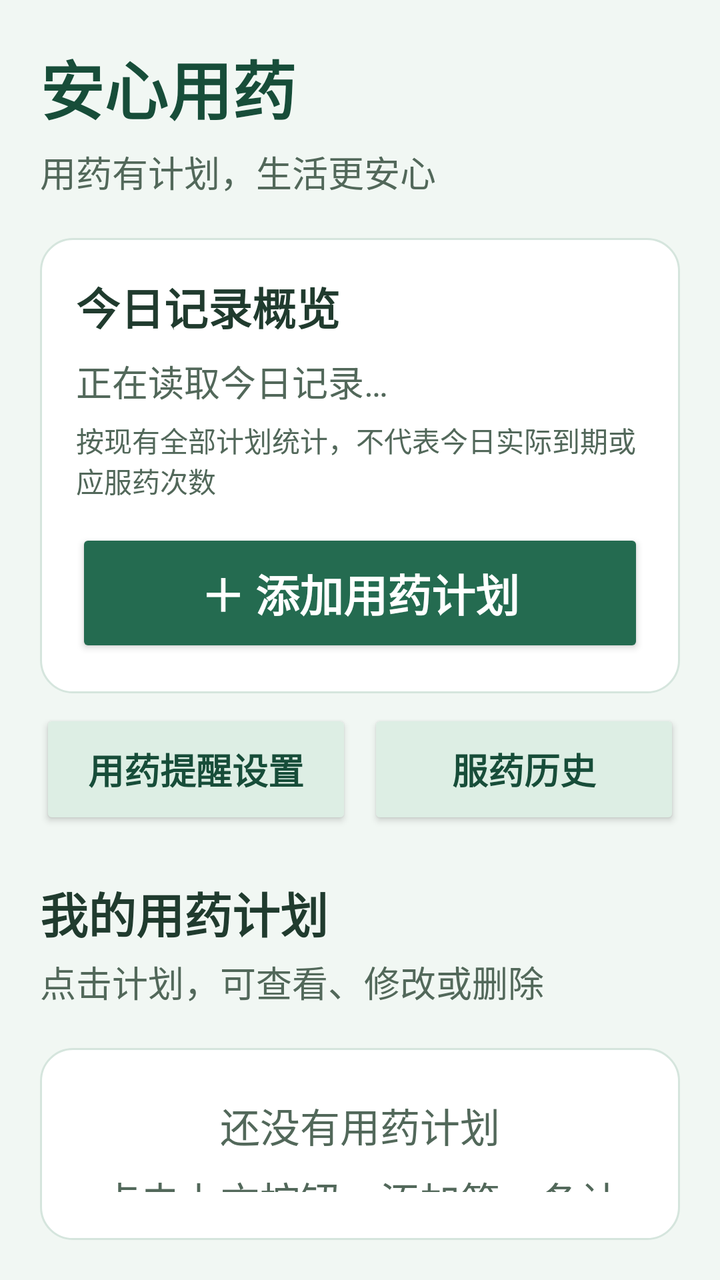
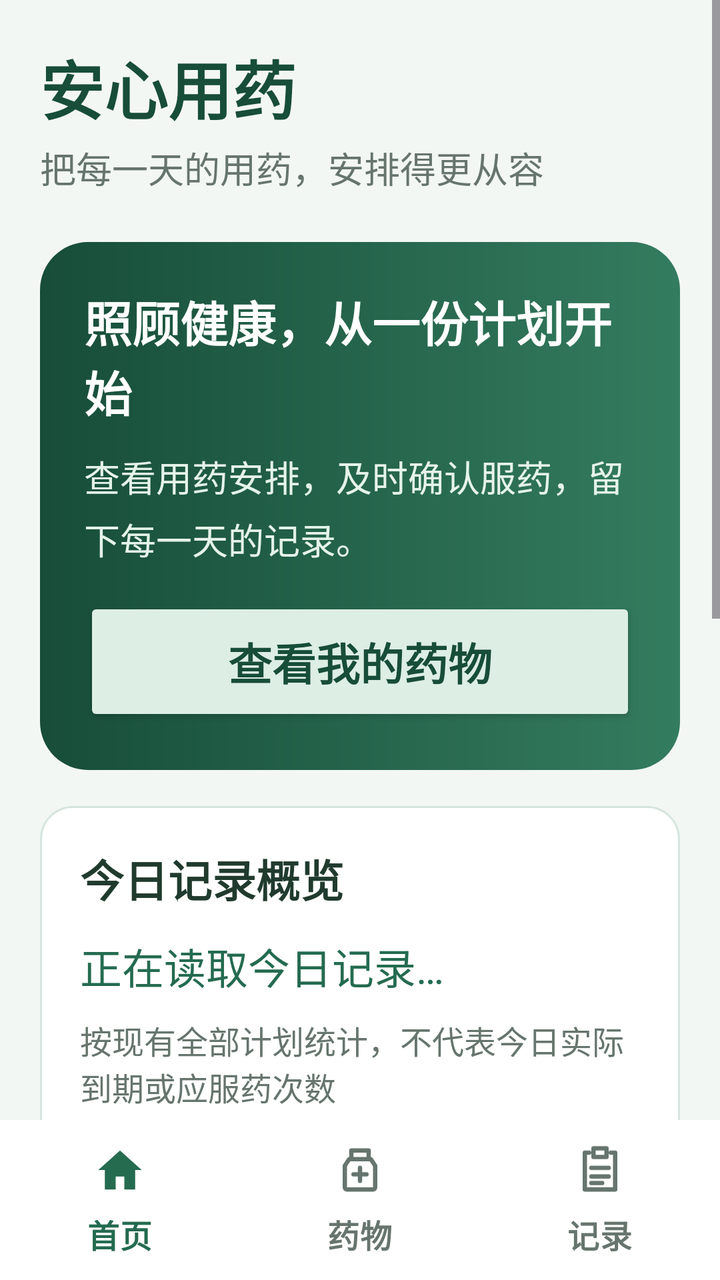

An Android layout rendered at two revisions. The XML below is the earlier revision; the diff shows what the commit changed to produce the second picture.
<!-- AndroidManifest.xml: application theme Theme.MedicineReminder -->
<!-- res/layout/activity_main.xml -->
<?xml version="1.0" encoding="utf-8"?>
<LinearLayout xmlns:android="http://schemas.android.com/apk/res/android"
    android:id="@+id/main"
    android:layout_width="match_parent"
    android:layout_height="match_parent"
    android:orientation="vertical"
    android:background="#F1F7F3">

    <LinearLayout
        android:layout_width="match_parent"
        android:layout_height="match_parent"
        android:orientation="vertical"
        android:padding="20dp">

        <TextView
            android:layout_width="match_parent"
            android:layout_height="wrap_content"
            android:text="安心用药"
            android:textSize="32sp"
            android:textStyle="bold"
            android:textColor="#174D39" />

        <TextView
            android:layout_width="match_parent"
            android:layout_height="wrap_content"
            android:layout_marginTop="6dp"
            android:text="用药有计划，生活更安心"
            android:textSize="18sp"
            android:textColor="#52685A" />

        <LinearLayout
            android:layout_width="match_parent"
            android:layout_height="wrap_content"
            android:layout_marginTop="20dp"
            android:orientation="vertical"
            android:padding="18dp"
            android:background="@drawable/bg_medicine_card">

            <TextView
                android:layout_width="match_parent"
                android:layout_height="wrap_content"
                android:text="@string/overview_title"
                android:textSize="22sp"
                android:textStyle="bold"
                android:textColor="#203B2E" />

            <TextView
                android:layout_width="match_parent"
                android:layout_height="wrap_content"
                android:layout_marginTop="8dp"
                android:id="@+id/tvTodayOverview"
                android:text="@string/overview_loading"
                android:textSize="18sp"
                android:lineSpacingExtra="4dp"
                android:textColor="#52685A" />

            <TextView
                android:layout_width="match_parent"
                android:layout_height="wrap_content"
                android:layout_marginTop="6dp"
                android:text="@string/overview_help"
                android:textSize="14sp"
                android:textColor="#52685A" />

            <Button
                android:id="@+id/btnAddMedicine"
                style="@style/MedicinePrimaryButton"
                android:layout_width="match_parent"
                android:layout_height="wrap_content"
                android:layout_marginTop="14dp"
                android:text="＋ 添加用药计划" />

        </LinearLayout>

        <LinearLayout
            android:layout_width="match_parent"
            android:layout_height="wrap_content"
            android:orientation="horizontal"
            android:layout_marginTop="8dp">
            <Button
                android:id="@+id/btnReminderSettings"
                style="@style/MedicineSecondaryButton"
                android:layout_width="0dp"
                android:layout_weight="1"
                android:layout_height="wrap_content"
                android:textSize="18sp"
                android:text="@string/reminder_settings_title" />
            <Button
                android:id="@+id/btnHistory"
                style="@style/MedicineSecondaryButton"
                android:layout_width="0dp"
                android:layout_weight="1"
                android:layout_height="wrap_content"
                android:layout_marginStart="8dp"
                android:textSize="18sp"
                android:text="@string/history_title" />
        </LinearLayout>

        <TextView
            android:layout_width="match_parent"
            android:layout_height="wrap_content"
            android:layout_marginTop="24dp"
            android:text="我的用药计划"
            android:textSize="24sp"
            android:textStyle="bold"
            android:textColor="#203B2E" />

        <TextView
            android:layout_width="match_parent"
            android:layout_height="wrap_content"
            android:layout_marginTop="4dp"
            android:text="点击计划，可查看、修改或删除"
            android:textSize="18sp"
            android:textColor="#52685A" />

        <TextView
            android:id="@+id/tvEmpty"
            android:layout_width="match_parent"
            android:layout_height="wrap_content"
            android:layout_marginTop="20dp"
            android:padding="24dp"
            android:gravity="center"
            android:background="@drawable/bg_medicine_card"
            android:text="还没有用药计划\n点击上方按钮，添加第一条计划"
            android:textSize="20sp"
            android:lineSpacingExtra="8dp"
            android:textColor="#52685A" />

        <ListView
            android:id="@+id/lvMedicine"
            android:layout_width="match_parent"
            android:layout_height="0dp"
            android:layout_weight="1"
            android:layout_marginTop="16dp"
            android:divider="@android:color/transparent"
            android:dividerHeight="12dp"
            android:clipToPadding="false"
            android:paddingBottom="16dp" />

    </LinearLayout>
</LinearLayout>
<!-- resources referenced by this layout -->
<resources>
  <!-- drawable bg_medicine_card (drawable) -->
  <?xml version="1.0" encoding="utf-8"?>
  <shape xmlns:android="http://schemas.android.com/apk/res/android"
      android:shape="rectangle">
  
      <solid android:color="#FFFFFF" />
  
      <corners android:radius="16dp" />
  
      <stroke
          android:width="1dp"
          android:color="#D5E5DD" />
  
  </shape>
  <string name="history_title">服药历史</string>
  <string name="overview_help">按现有全部计划统计，不代表今日实际到期或应服药次数</string>
  <string name="overview_loading">正在读取今日记录…</string>
  <string name="overview_title">今日记录概览</string>
  <string name="reminder_settings_title">用药提醒设置</string>
  <style name="MedicinePrimaryButton" parent="Widget.AppCompat.Button">
          <item name="android:textSize">22sp</item>
          <item name="android:textStyle">bold</item>
          <item name="android:textColor">#FFFFFF</item>
          <item name="android:textAllCaps">false</item>
          <item name="android:minHeight">60dp</item>
          <item name="android:padding">12dp</item>
          <item name="backgroundTint">#246B50</item>
          <item name="android:backgroundTint">#246B50</item>
      </style>
  <style name="MedicineSecondaryButton" parent="MedicinePrimaryButton">
          <item name="android:textColor">#174D39</item>
          <item name="backgroundTint">#DDEEE4</item>
          <item name="android:backgroundTint">#DDEEE4</item>
      </style>
  <style name="Theme.MedicineReminder" parent="Base.Theme.MedicineReminder" />
  <style name="Base.Theme.MedicineReminder" parent="Theme.Material3.DayNight.NoActionBar">
          
          
      </style>
</resources>

<!-- the commit's change to res/layout/activity_main.xml (unified diff, before → after) -->
@@ -1,141 +1,46 @@
-<?xml version="1.0" encoding="utf-8"?>
-<LinearLayout xmlns:android="http://schemas.android.com/apk/res/android"
-    android:id="@+id/main"
-    android:layout_width="match_parent"
-    android:layout_height="match_parent"
-    android:orientation="vertical"
-    android:background="#F1F7F3">
-
-    <LinearLayout
-        android:layout_width="match_parent"
-        android:layout_height="match_parent"
-        android:orientation="vertical"
-        android:padding="20dp">
-
-        <TextView
-            android:layout_width="match_parent"
-            android:layout_height="wrap_content"
-            android:text="安心用药"
-            android:textSize="32sp"
-            android:textStyle="bold"
-            android:textColor="#174D39" />
-
-        <TextView
-            android:layout_width="match_parent"
-            android:layout_height="wrap_content"
-            android:layout_marginTop="6dp"
-            android:text="用药有计划，生活更安心"
-            android:textSize="18sp"
-            android:textColor="#52685A" />
-
-        <LinearLayout
-            android:layout_width="match_parent"
-            android:layout_height="wrap_content"
-            android:layout_marginTop="20dp"
-            android:orientation="vertical"
-            android:padding="18dp"
-            android:background="@drawable/bg_medicine_card">
-
-            <TextView
-                android:layout_width="match_parent"
-                android:layout_height="wrap_content"
-                android:text="@string/overview_title"
-                android:textSize="22sp"
-                android:textStyle="bold"
-                android:textColor="#203B2E" />
-
-            <TextView
-                android:layout_width="match_parent"
-                android:layout_height="wrap_content"
-                android:layout_marginTop="8dp"
-                android:id="@+id/tvTodayOverview"
-                android:text="@string/overview_loading"
-                android:textSize="18sp"
-                android:lineSpacingExtra="4dp"
-                android:textColor="#52685A" />
-
-            <TextView
-                android:layout_width="match_parent"
-                android:layout_height="wrap_content"
-                android:layout_marginTop="6dp"
-                android:text="@string/overview_help"
-                android:textSize="14sp"
-                android:textColor="#52685A" />
-
-            <Button
-                android:id="@+id/btnAddMedicine"
-                style="@style/MedicinePrimaryButton"
-                android:layout_width="match_parent"
-                android:layout_height="wrap_content"
-                android:layout_marginTop="14dp"
-                android:text="＋ 添加用药计划" />
-
+<LinearLayout xmlns:android="http://schemas.android.com/apk/res/android" android:id="@+id/main" android:layout_width="match_parent" android:layout_height="match_parent" android:orientation="vertical" android:background="#F3F7F4">
+  <FrameLayout android:layout_width="match_parent" android:layout_height="0dp" android:layout_weight="1">
+    <ScrollView android:id="@+id/pageHome" android:layout_width="match_parent" android:layout_height="match_parent" android:fillViewport="true" android:clipToPadding="false">
+      <LinearLayout android:layout_width="match_parent" android:layout_height="wrap_content" android:orientation="vertical" android:padding="20dp">
+        <TextView android:layout_width="match_parent" android:layout_height="wrap_content" android:text="@string/home_brand" android:textSize="32sp" android:textColor="#174D39" android:textStyle="bold" />
+        <TextView android:layout_width="match_parent" android:layout_height="wrap_content" android:text="@string/home_subtitle" android:textSize="18sp" android:textColor="#66756D" android:layout_marginTop="4dp" />
+        <LinearLayout android:layout_width="match_parent" android:layout_height="wrap_content" android:orientation="vertical" android:layout_marginTop="24dp" android:padding="22dp" android:background="@drawable/bg_home_hero">
+          <TextView android:layout_width="match_parent" android:layout_height="wrap_content" android:text="@string/home_hero_title" android:textSize="24sp" android:textColor="#FFFFFF" android:textStyle="bold" />
+          <TextView android:layout_width="match_parent" android:layout_height="wrap_content" android:text="@string/home_hero_body" android:textSize="18sp" android:textColor="#E5F3E9" android:layout_marginTop="12dp" android:lineSpacingExtra="5dp" />
+          <Button android:id="@+id/btnOpenMedicines" android:layout_width="match_parent" android:layout_height="wrap_content" android:text="@string/home_open_medicines" android:layout_marginTop="16dp" style="@style/MedicineSecondaryButton" />
         </LinearLayout>
-
-        <LinearLayout
-            android:layout_width="match_parent"
-            android:layout_height="wrap_content"
-            android:orientation="horizontal"
-            android:layout_marginTop="8dp">
-            <Button
-                android:id="@+id/btnReminderSettings"
-                style="@style/MedicineSecondaryButton"
-                android:layout_width="0dp"
-                android:layout_weight="1"
-                android:layout_height="wrap_content"
-                android:textSize="18sp"
-                android:text="@string/reminder_settings_title" />
-            <Button
-                android:id="@+id/btnHistory"
-                style="@style/MedicineSecondaryButton"
-                android:layout_width="0dp"
-                android:layout_weight="1"
-                android:layout_height="wrap_content"
-                android:layout_marginStart="8dp"
-                android:textSize="18sp"
-                android:text="@string/history_title" />
+        <LinearLayout android:layout_width="match_parent" android:layout_height="wrap_content" android:orientation="vertical" android:layout_marginTop="18dp" android:padding="20dp" android:background="@drawable/bg_medicine_card">
+          <TextView android:layout_width="match_parent" android:layout_height="wrap_content" android:text="@string/overview_title" android:textSize="22sp" android:textColor="#203B2E" android:textStyle="bold" />
+          <TextView android:layout_width="match_parent" android:layout_height="wrap_content" android:text="@string/overview_loading" android:textSize="21sp" android:textColor="#246B50" android:id="@+id/tvTodayOverview" android:layout_marginTop="12dp" android:lineSpacingExtra="7dp" android:accessibilityLiveRegion="polite" />
+          <TextView android:layout_width="match_parent" android:layout_height="wrap_content" android:text="@string/overview_help" android:textSize="16sp" android:textColor="#66756D" android:layout_marginTop="10dp" />
         </LinearLayout>
-
-        <TextView
-            android:layout_width="match_parent"
-            android:layout_height="wrap_content"
-            android:layout_marginTop="24dp"
-            android:text="我的用药计划"
-            android:textSize="24sp"
-            android:textStyle="bold"
-            android:textColor="#203B2E" />
-
-        <TextView
-            android:layout_width="match_parent"
-            android:layout_height="wrap_content"
-            android:layout_marginTop="4dp"
-            android:text="点击计划，可查看、修改或删除"
-            android:textSize="18sp"
-            android:textColor="#52685A" />
-
-        <TextView
-            android:id="@+id/tvEmpty"
-            android:layout_width="match_parent"
-            android:layout_height="wrap_content"
-            android:layout_marginTop="20dp"
-            android:padding="24dp"
-            android:gravity="center"
-            android:background="@drawable/bg_medicine_card"
-            android:text="还没有用药计划\n点击上方按钮，添加第一条计划"
-            android:textSize="20sp"
-            android:lineSpacingExtra="8dp"
-            android:textColor="#52685A" />
-
-        <ListView
-            android:id="@+id/lvMedicine"
-            android:layout_width="match_parent"
-            android:layout_height="0dp"
-            android:layout_weight="1"
-            android:layout_marginTop="16dp"
-            android:divider="@android:color/transparent"
-            android:dividerHeight="12dp"
-            android:clipToPadding="false"
-            android:paddingBottom="16dp" />
-
+        <TextView android:layout_width="match_parent" android:layout_height="wrap_content" android:text="@string/home_quick_title" android:textSize="23sp" android:textColor="#203B2E" android:layout_marginTop="24dp" android:textStyle="bold" />
+        <Button android:id="@+id/btnHomeAddMedicine" android:layout_width="match_parent" android:layout_height="wrap_content" android:text="@string/home_add_plan" android:layout_marginTop="10dp" style="@style/MedicinePrimaryButton" />
+        <Button android:id="@+id/btnReminderSettings" android:layout_width="match_parent" android:layout_height="wrap_content" android:text="@string/reminder_settings_title" style="@style/MedicineSecondaryButton" />
+        <Button android:id="@+id/btnHistory" android:layout_width="match_parent" android:layout_height="wrap_content" android:text="@string/history_title" style="@style/MedicineSecondaryButton" />
+        <TextView android:layout_width="match_parent" android:layout_height="wrap_content" android:text="@string/home_tip_title" android:textSize="20sp" android:textColor="#203B2E" android:layout_marginTop="22dp" android:textStyle="bold" />
+        <TextView android:layout_width="match_parent" android:layout_height="wrap_content" android:text="@string/home_tip_body" android:textSize="18sp" android:textColor="#66756D" android:layout_marginTop="8dp" android:layout_marginBottom="12dp" android:lineSpacingExtra="4dp" />
+      </LinearLayout>
+    </ScrollView>
+    <LinearLayout android:id="@+id/pageMedicines" android:layout_width="match_parent" android:layout_height="match_parent" android:orientation="vertical" android:padding="20dp" android:visibility="gone">
+      <TextView android:layout_width="match_parent" android:layout_height="wrap_content" android:text="@string/medicine_page_title" android:textSize="30sp" android:textColor="#174D39" android:textStyle="bold" />
+      <TextView android:layout_width="match_parent" android:layout_height="wrap_content" android:text="@string/medicine_page_subtitle" android:textSize="18sp" android:textColor="#66756D" android:layout_marginTop="4dp" />
+      <Button android:id="@+id/btnAddMedicine" android:layout_width="match_parent" android:layout_height="wrap_content" android:text="@string/home_add_plan" android:layout_marginTop="18dp" style="@style/MedicinePrimaryButton" />
+      <TextView android:layout_width="match_parent" android:layout_height="wrap_content" android:text="@string/medicine_page_hint" android:textSize="17sp" android:textColor="#66756D" android:layout_marginTop="8dp" />
+      <FrameLayout android:layout_width="match_parent" android:layout_height="0dp" android:layout_weight="1" android:layout_marginTop="16dp">
+        <ListView android:id="@+id/lvMedicine" android:layout_width="match_parent" android:layout_height="match_parent" android:divider="@android:color/transparent" android:dividerHeight="12dp" android:clipToPadding="false" android:paddingBottom="12dp" />
+        <TextView android:layout_width="match_parent" android:layout_height="wrap_content" android:text="@string/medicine_empty_body" android:textSize="20sp" android:textColor="#66756D" android:id="@+id/tvEmpty" android:background="@drawable/bg_medicine_card" android:padding="24dp" android:gravity="center" android:lineSpacingExtra="6dp" />
+      </FrameLayout>
     </LinearLayout>
+  </FrameLayout>
+  <include layout="@layout/view_bottom_navigation" />
 </LinearLayout>
+<!-- res/layout/view_bottom_navigation.xml (included above) -->
+<com.google.android.material.bottomnavigation.BottomNavigationView
+xmlns:android="http://schemas.android.com/apk/res/android" xmlns:app="http://schemas.android.com/apk/res-auto"
+android:id="@+id/bottomNavigation" android:layout_width="match_parent" android:layout_height="wrap_content"
+android:minHeight="80dp" android:background="#FFFFFF" android:elevation="8dp"
+app:menu="@menu/menu_bottom_navigation" app:labelVisibilityMode="labeled" app:itemHorizontalTranslationEnabled="false"
+app:itemIconSize="26dp" app:itemIconTint="@color/navigation_item_color" app:itemTextColor="@color/navigation_item_color"
+app:itemTextAppearanceActive="@style/MedicineNavigationLabel" app:itemTextAppearanceInactive="@style/MedicineNavigationLabel"
+app:itemRippleColor="#DDEEE4" />
<!-- resource entries referenced after the edit -->
@@ -1,5 +1,8 @@
 <!-- resources referenced by this layout -->
 <resources>
+  <!-- drawable bg_home_hero (drawable) -->
+  <shape xmlns:android="http://schemas.android.com/apk/res/android">
+  <gradient android:angle="0" android:startColor="#174D39" android:endColor="#347C5F" /><corners android:radius="24dp" /></shape>
   <!-- drawable bg_medicine_card (drawable) -->
   <?xml version="1.0" encoding="utf-8"?>
   <shape xmlns:android="http://schemas.android.com/apk/res/android"
@@ -15,10 +18,26 @@
   
   </shape>
   <string name="history_title">服药历史</string>
+  <string name="home_add_plan">＋ 添加用药计划</string>
+  <string name="home_brand">安心用药</string>
+  <string name="home_hero_body">查看用药安排，及时确认服药，留下每一天的记录。</string>
+  <string name="home_hero_title">照顾健康，从一份计划开始</string>
+  <string name="home_open_medicines">查看我的药物</string>
+  <string name="home_quick_title">常用功能</string>
+  <string name="home_subtitle">把每一天的用药，安排得更从容</string>
+  <string name="home_tip_body">请按照医嘱核对药品与用量。服药后及时记录，误点时可在详情页撤销今日记录。</string>
+  <string name="home_tip_title">安心小提示</string>
+  <string name="medicine_empty_body">还没有用药计划
+  点击上方按钮，添加第一条计划。</string>
+  <string name="medicine_page_hint">点击药品卡片，查看详情、确认服药或修改计划</string>
+  <string name="medicine_page_subtitle">集中管理用药计划</string>
+  <string name="medicine_page_title">我的药物</string>
   <string name="overview_help">按现有全部计划统计，不代表今日实际到期或应服药次数</string>
   <string name="overview_loading">正在读取今日记录…</string>
   <string name="overview_title">今日记录概览</string>
   <string name="reminder_settings_title">用药提醒设置</string>
+  <style name="MedicineNavigationLabel" parent="TextAppearance.MaterialComponents.Caption">
+  <item name="android:textSize">16sp</item><item name="android:textStyle">bold</item></style>
   <style name="MedicinePrimaryButton" parent="Widget.AppCompat.Button">
           <item name="android:textSize">22sp</item>
           <item name="android:textStyle">bold</item>
